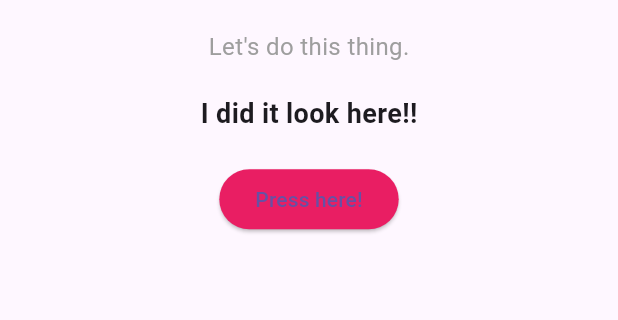
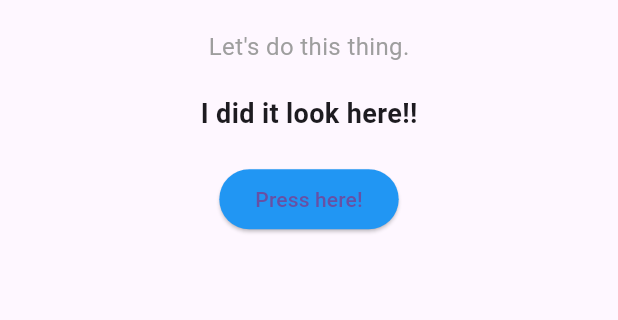
Before and after one commit to TeamirTesh/Tabia, a Flutter app: the screen it shows after launch, on a phone screen of 412 x 824 dp, the part 568-888 px from its top. Run offline on Flutter 3.47's test engine with Material 3 defaults, Android fonts, the phone set to English and light mode, and no system bars.

Commit message:
button color blue

```diff
--- a/lib/main.dart
+++ b/lib/main.dart
@@ -56,7 +56,7 @@ class HomePage extends StatelessWidget {
               },
               // TASK 6: Change the text on the button
               child: Text('Press here!'),
-              style: ElevatedButton.styleFrom(backgroundColor: Colors.pink)//task 8
+              style: ElevatedButton.styleFrom(backgroundColor: Colors.blue)//task 8
             )
           ],
         ),
```
